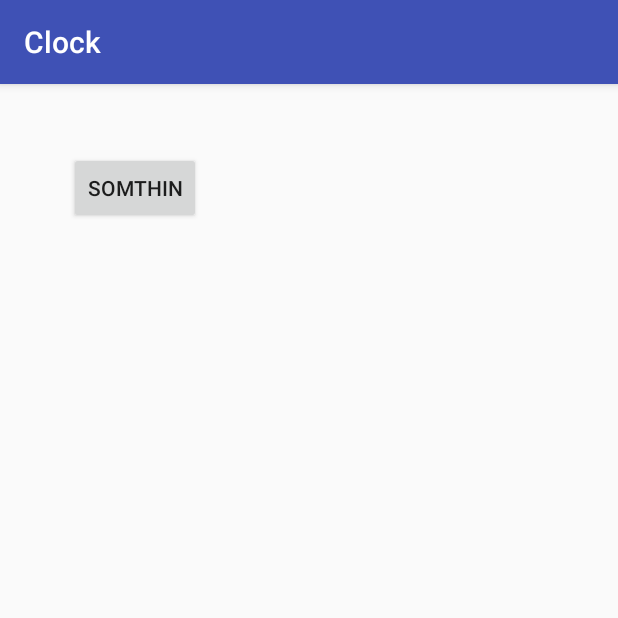
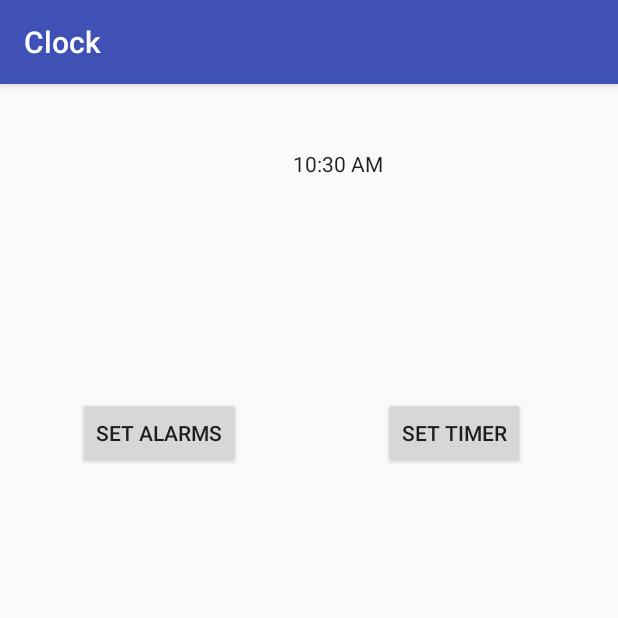
Before and after one commit to andrewjamen/Clock, an Android app: the screen it shows after launch (MainActivity), on a phone screen of 412 x 824 dp, the top half of it. Run offline under Robolectric (Android 15) with nearby library versions, the phone set to English and light mode, and no system bars.

Commit message:
alarm list activity

```diff
--- a/app/src/main/AndroidManifest.xml
+++ b/app/src/main/AndroidManifest.xml
@@ -15,6 +15,8 @@
                 <category android:name="android.intent.category.LAUNCHER" />
             </intent-filter>
         </activity>
+        <activity android:name=".AlarmList" />
+        <activity android:name=".SetAlarm"></activity>
     </application>
 
 </manifest>
--- a/app/src/main/java/amen/clock/MainActivity.java
+++ b/app/src/main/java/amen/clock/MainActivity.java
@@ -2,15 +2,43 @@ package amen.clock;
 
 import android.support.v7.app.AppCompatActivity;
 import android.os.Bundle;
+import android.view.View;
+import android.widget.*;
 
+//      https://www.youtube.com/playlist?list=PL4uut9QecF3DLAacEoTctzeqTyvgzqYwA
 public class MainActivity extends AppCompatActivity {
 
-    private int number =5;
-    private int newNumber = 11;
 
     @Override
     protected void onCreate(Bundle savedInstanceState) {
         super.onCreate(savedInstanceState);
         setContentView(R.layout.activity_main);
+
+
+        Button setAlarms = (Button) findViewById(R.id.setAlarms);
+
+        Button setTimer = (Button) findViewById(R.id.setTimer);
+
+        setAlarms.setOnClickListener(new View.OnClickListener(){
+
+
+            @Override
+            public void onClick(View v){
+
+            }
+
+
+        });
+
+        setTimer.setOnClickListener(new View.OnClickListener(){
+
+
+            @Override
+            public void onClick(View v){
+
+            }
+
+
+        });
     }
 }
--- a/app/src/main/res/layout/activity_main.xml
+++ b/app/src/main/res/layout/activity_main.xml
@@ -10,15 +10,34 @@
     android:paddingTop="@dimen/activity_vertical_margin"
     tools:context="amen.clock.MainActivity">
 
-    <Button
-        android:text="somthin"
+    <TextClock
         android:layout_width="wrap_content"
         android:layout_height="wrap_content"
         android:layout_alignParentTop="true"
+        android:layout_marginTop="27dp"
+        android:id="@+id/textClock2"
+        android:layout_toLeftOf="@+id/setTimer" />
+
+    <Button
+        android:text="Set Alarms"
+        android:layout_width="wrap_content"
+        android:layout_height="wrap_content"
+        android:layout_marginLeft="36dp"
+        android:layout_marginStart="36dp"
+        android:layout_marginTop="146dp"
+        android:id="@+id/setAlarms"
+        android:layout_below="@+id/textClock2"
         android:layout_alignParentLeft="true"
-        android:layout_alignParentStart="true"
-        android:layout_marginLeft="30dp"
-        android:layout_marginStart="30dp"
-        android:layout_marginTop="29dp"
-        android:id="@+id/button" />
+        android:layout_alignParentStart="true" />
+
+    <Button
+        android:text="Set Timer"
+        android:layout_width="wrap_content"
+        android:layout_height="wrap_content"
+        android:layout_alignTop="@+id/setAlarms"
+        android:layout_alignParentRight="true"
+        android:layout_alignParentEnd="true"
+        android:layout_marginRight="46dp"
+        android:layout_marginEnd="46dp"
+        android:id="@+id/setTimer" />
 </RelativeLayout>
```
Also changed, not shown: app/src/main/java/amen/clock/AlarmList.java (added, +23 -0 lines), app/src/main/java/amen/clock/SetAlarm.java (added, +51 -0 lines), app/src/main/res/layout/activity_alarm_list.xml (added, +13 -0 lines), app/src/main/res/layout/activity_set_alarm.xml (added, +18 -0 lines).
